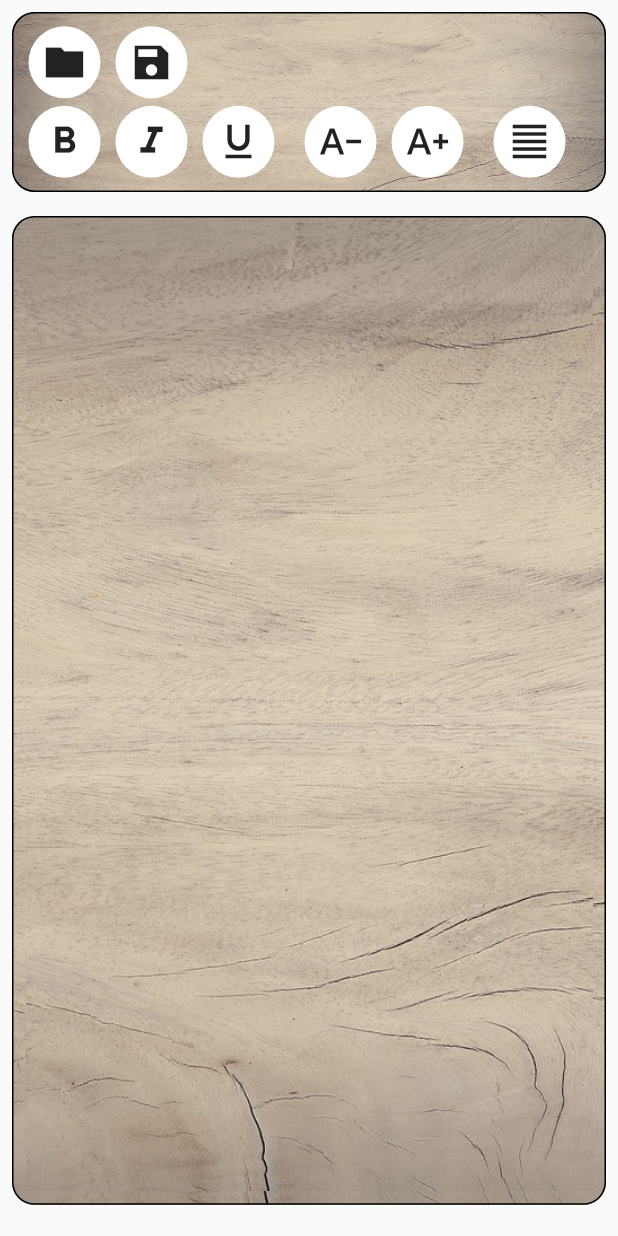
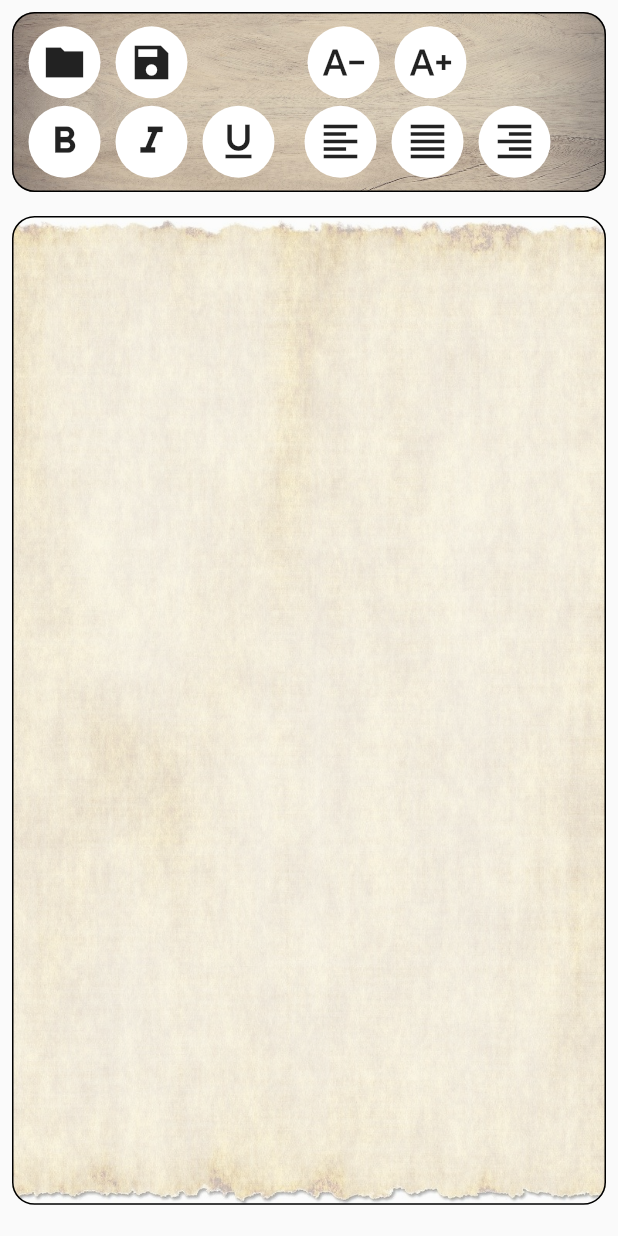
Before and after one commit to miyigun/notebook2, a Flutter app: the screen it shows after launch, on a phone screen of 412 x 824 dp. Run offline on Flutter 3.47's test engine with Material 2 defaults, Android fonts, the phone set to English and light mode, and no system bars; our stand-ins replace flutter_riverpod.

Commit message:
Commit 4

```diff
--- a/lib/view/text_editor.dart
+++ b/lib/view/text_editor.dart
@@ -78,6 +78,35 @@ class TextEditor extends ConsumerWidget{
                               iconSize: 30,
                               onPressed: () {},
                             )),
+                        const SizedBox(width:80),
+                        Container(
+                            decoration: const ShapeDecoration(
+                              color: Colors.white,
+                              shape: CircleBorder(),
+                            ),
+                            child: IconButton(
+                              icon: const Icon(
+                                Icons.text_decrease,
+                              ),
+                              iconSize: 30,
+                              onPressed: () {},
+                            )),
+                        const SizedBox(width:10),
+                        Container(
+                            decoration: const ShapeDecoration(
+                              color: Colors.white,
+                              shape: CircleBorder(),
+                            ),
+                            child: IconButton(
+                              icon: const Icon(
+                                Icons.text_increase,
+                              ),
+                              iconSize: 30,
+                              onPressed: () {},
+                            )),
+
+
+
 
                       ],
                     ),
@@ -131,7 +160,7 @@ class TextEditor extends ConsumerWidget{
                             ),
                             child: IconButton(
                               icon: const Icon(
-                                Icons.text_decrease,
+                                Icons.format_align_left_sharp,
                               ),
                               iconSize: 30,
                               onPressed: () {},
@@ -144,12 +173,12 @@ class TextEditor extends ConsumerWidget{
                             ),
                             child: IconButton(
                               icon: const Icon(
-                                Icons.text_increase,
+                                Icons.format_align_justify_sharp,
                               ),
                               iconSize: 30,
                               onPressed: () {},
                             )),
-                        const SizedBox(width:20),
+                        const SizedBox(width:10),
                         Container(
                             decoration: const ShapeDecoration(
                               color: Colors.white,
@@ -157,11 +186,13 @@ class TextEditor extends ConsumerWidget{
                             ),
                             child: IconButton(
                               icon: const Icon(
-                                Icons.format_align_justify_sharp,
+                                Icons.format_align_right_sharp,
                               ),
                               iconSize: 30,
                               onPressed: () {},
                             )),
+
+
                       ],
                     )
                   ],
@@ -175,7 +206,8 @@ class TextEditor extends ConsumerWidget{
                 height: MediaQuery.of(context).size.height*0.8,
                 decoration: BoxDecoration(
                   image: const DecorationImage(
-                    image: AssetImage("assets/images/wood_floor.jpg"),
+                    opacity: 0.4,
+                    image: AssetImage("assets/images/page.jpg"),
                     fit: BoxFit.cover,
                   ), //DecorationImage
                   border: Border.all(
@@ -206,37 +238,13 @@ class TextEditor extends ConsumerWidget{
                   child: Container(
                     width: 100,
                     height: 100,
-                    decoration: const BoxDecoration(
-                      image: DecorationImage(
-                        image: AssetImage("assets/images/wood_floor.jpg"),
-                        fit: BoxFit.cover,
-                      ), //DecorationImage
-                      /*border: Border.all(
-                        //color: Colors.green,
-                        width: 1,
-                      ), *///Border.all
-                      //borderRadius: BorderRadius.circular(15),
-                      /*boxShadow: const [
-                      BoxShadow(
-                        color: Colors.black,
-                        offset: Offset(
-                          5.0,
-                          5.0,
-                        ), //Offset
-                        blurRadius: 10.0,
-                        spreadRadius: 2.0,
-                      ), //BoxShadow
-                      BoxShadow(
-                        color: Colors.white,
-                        offset: Offset(0.0, 0.0),
-                        blurRadius: 0.0,
-                        spreadRadius: 0.0,
-                      ), //BoxShadow
-                    ],*/
-                    ),
+
                     child: const TextField(
+                      style: TextStyle(
+                        color: Colors.black
+                      ),
                       decoration: InputDecoration(
-                        enabledBorder: InputBorder.none
+                        enabledBorder: InputBorder.none,
                       ),
                     ),
 
```
